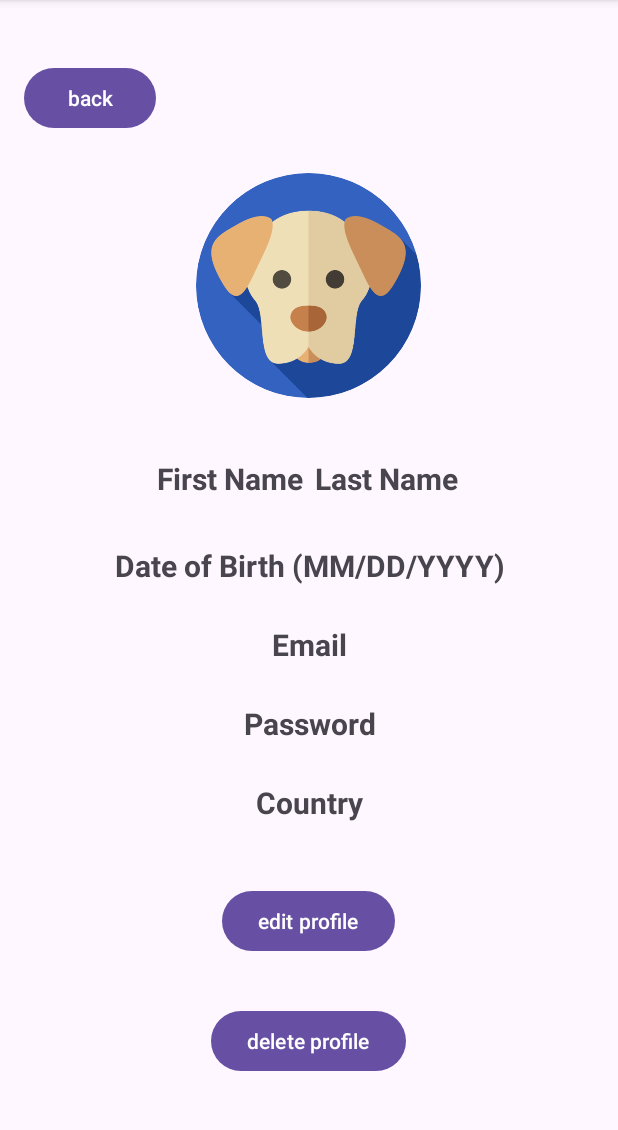
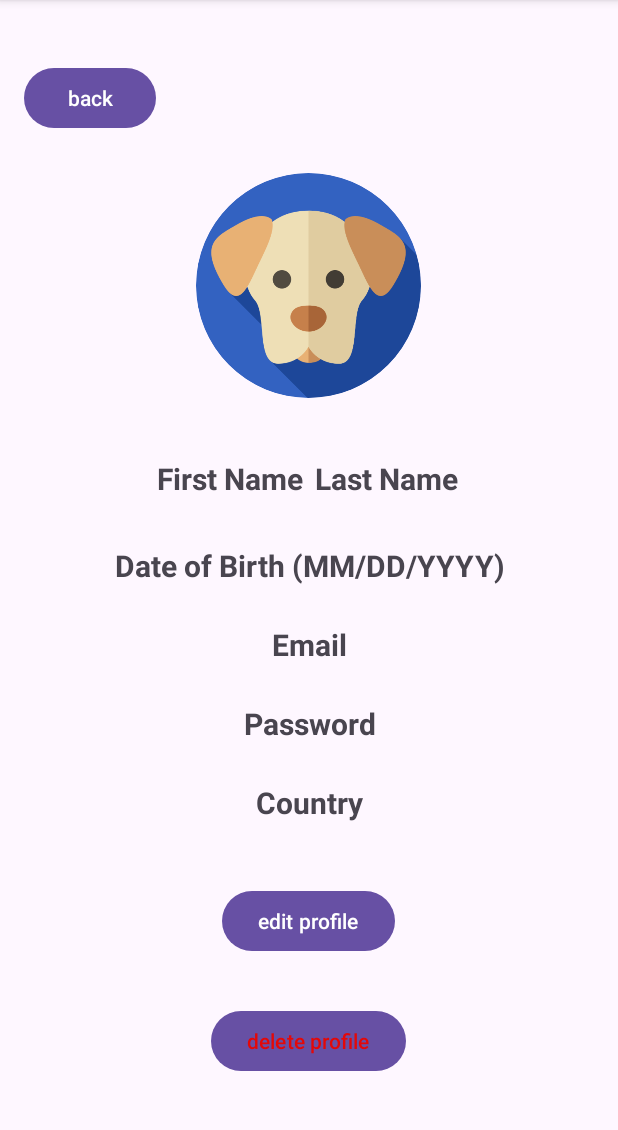
Before and after one commit to CodeByLess/491-Theragarden, an Android app: the Profile screen opened directly, with no data from a screen before it, on a phone screen of 412 x 824 dp, the part 96-1226 px from its top. Run offline under Robolectric (Android 15) with nearby library versions, the phone set to English and light mode, and no system bars; our stand-ins replace CircleImageView, Firebase (no records; nobody signed in at launch, a user with empty details on screens opened directly).

Commit message:
added delete and edit functionality plus buttons for saving edit profile

```diff
--- a/app/src/main/java/com/example/myapplication/Profile.kt
+++ b/app/src/main/java/com/example/myapplication/Profile.kt
@@ -1,22 +1,66 @@
 package com.example.myapplication
 
+import android.content.Intent
 import android.os.Bundle
 import android.widget.Button
+import android.widget.TextView
+import android.widget.Toast
 import androidx.activity.enableEdgeToEdge
 import androidx.appcompat.app.AppCompatActivity
 import androidx.core.view.ViewCompat
 import androidx.core.view.WindowInsetsCompat
+import com.example.myapplication.util.Collection.USER_COLLECTION // This must match your Registration import
+import com.google.firebase.auth.FirebaseAuth
+import com.google.firebase.firestore.FirebaseFirestore
 
 class Profile : AppCompatActivity() {
+
+    private lateinit var firebaseAuth: FirebaseAuth
+    private lateinit var db: FirebaseFirestore
+
+    private lateinit var tvFullName: TextView
+    private lateinit var tvDob: TextView
+    private lateinit var tvEmail: TextView
+    private lateinit var tvCountry: TextView
+
     override fun onCreate(savedInstanceState: Bundle?) {
         super.onCreate(savedInstanceState)
-
         enableEdgeToEdge()
         setContentView(R.layout.activity_profile)
 
-        val backButton = findViewById<Button>(R.id.btnBack)
-        backButton.setOnClickListener {
-            finish() // return to Home
+        firebaseAuth = FirebaseAuth.getInstance()
+        db = FirebaseFirestore.getInstance()
+
+        // --- 1. SETUP BUTTONS ---
+        // These R.id names MUST match your activity_profile.xml IDs
+        val btnBack = findViewById<Button>(R.id.btnBack)
+        val btnEdit = findViewById<Button>(R.id.edit)
+        val btnDelete = findViewById<Button>(R.id.delete)
+
+        // --- 2. SETUP TEXT FIELDS ---
+        tvFullName = findViewById(R.id.tvFirstName)
+        tvDob = findViewById(R.id.tvDob)
+        tvEmail = findViewById(R.id.tvEmail)
+        tvCountry = findViewById(R.id.tvCountry)
+
+        // Load data on start
+        loadUserInfo()
+
+        // --- 3. BUTTON ACTIONS ---
+
+        btnBack.setOnClickListener { finish() }
+
+        btnEdit.setOnClickListener {
+            val intent = Intent(this, ProfileEdit::class.java)
+            intent.putExtra("firstName", tvFullName.text.toString())
+            startActivity(intent)
+        }
+
+        btnDelete.setOnClickListener {
+            // DEBUG MSG: If you don't see this pop up, your button ID is wrong!
+            Toast.makeText(this, "Attempting to delete...", Toast.LENGTH_SHORT).show()
+
+            deleteAccount()
         }
 
         ViewCompat.setOnApplyWindowInsetsListener(findViewById(R.id.main)) { v, insets ->
@@ -25,4 +69,61 @@ class Profile : AppCompatActivity() {
             insets
         }
     }
+
+    // --- 4. LOAD DATA FUNCTION ---
+    private fun loadUserInfo() {
+        val user = firebaseAuth.currentUser
+        val uid = user?.uid // We get the UID from the logged-in user
+
+        if (uid != null) {
+            // We use that UID to find the document you created in Registration
+            db.collection(USER_COLLECTION).document(uid).get()
+                .addOnSuccessListener { document ->
+                    if (document != null && document.exists()) {
+                        val first = document.getString("firstName")
+                        val last = document.getString("lastName")
+                        val dob = document.getString("dateOfBirth")
+                        val country = document.getString("country")
+
+                        tvFullName.text = "$first $last"
+                        tvDob.text = dob
+                        tvEmail.text = user.email
+                        tvCountry.text = country
+                    }
+                }
+        }
+    }
+
+    // --- 5. DELETE FUNCTION (Matches your Registration logic) ---
+    private fun deleteAccount() {
+        val user = firebaseAuth.currentUser
+        val uid = user?.uid
+
+        if (uid != null) {
+            // Step 1: Delete the database entry (created in Registration)
+            db.collection(USER_COLLECTION).document(uid)
+                .delete()
+                .addOnSuccessListener {
+                    // Step 2: Delete the Login Account
+                    user.delete().addOnCompleteListener { task ->
+                        if (task.isSuccessful) {
+                            Toast.makeText(this, "Account Deleted Successfully", Toast.LENGTH_LONG).show()
+
+                            // Step 3: Send them back to Registration/Login
+                            val intent = Intent(this, Registration::class.java)
+                            // Clear the back stack so they can't go back to Profile
+                            intent.flags = Intent.FLAG_ACTIVITY_NEW_TASK or Intent.FLAG_ACTIVITY_CLEAR_TASK
+                            startActivity(intent)
+                        } else {
+                            Toast.makeText(this, "Error deleting login: ${task.exception?.message}", Toast.LENGTH_SHORT).show()
+                        }
+                    }
+                }
+                .addOnFailureListener { e ->
+                    Toast.makeText(this, "Error deleting data: ${e.message}", Toast.LENGTH_SHORT).show()
+                }
+        } else {
+            Toast.makeText(this, "No user found to delete", Toast.LENGTH_SHORT).show()
+        }
+    }
 }
--- a/app/src/main/res/layout/activity_profile.xml
+++ b/app/src/main/res/layout/activity_profile.xml
@@ -33,6 +33,7 @@
         android:orientation="horizontal">
 
         <TextView
+            android:id="@+id/tvFirstName"
             android:layout_width="0dp"
             android:layout_height="wrap_content"
             android:layout_weight="1"
@@ -42,10 +43,11 @@
             android:textStyle="bold" />
 
         <TextView
+            android:id="@+id/tvLastName"
             android:layout_width="0dp"
+
             android:layout_height="wrap_content"
             android:layout_marginStart="8dp"
-
             android:layout_marginBottom="25dp"
             android:layout_weight="1"
             android:text="@string/last_name"
@@ -54,37 +56,44 @@
     </LinearLayout>
 
     <TextView
+        android:id="@+id/tvDob"
+        android:layout_width="match_parent"
+        android:layout_height="wrap_content"
+        android:layout_marginBottom="25dp"
+        android:gravity="center"
         android:text="@string/date_of_birth_mm_dd_yyyy"
         android:textSize="20sp"
-        android:textStyle="bold"
+        android:textStyle="bold" />
+
+    <TextView
+        android:id="@+id/tvEmail"
+        android:layout_width="match_parent"
+        android:layout_height="wrap_content"
+        android:layout_marginBottom="25dp"
         android:gravity="center"
-        android:layout_marginBottom="25dp"
-        android:layout_width="match_parent"
-        android:layout_height="wrap_content" />
-    <TextView
         android:text="@string/email"
         android:textSize="20sp"
-        android:textStyle="bold"
+        android:textStyle="bold" />
+
+    <TextView
+        android:id="@+id/tvPassword"
+        android:layout_width="match_parent"
+        android:layout_height="wrap_content"
+        android:layout_marginBottom="25dp"
         android:gravity="center"
-        android:layout_marginBottom="25dp"
-        android:layout_width="match_parent"
-        android:layout_height="wrap_content" />
-    <TextView
         android:text="@string/password"
         android:textSize="20sp"
-        android:textStyle="bold"
+        android:textStyle="bold" />
+
+    <TextView
+        android:id="@+id/tvCountry"
+        android:layout_width="match_parent"
+        android:layout_height="wrap_content"
+        android:layout_marginBottom="25dp"
         android:gravity="center"
-        android:layout_marginBottom="25dp"
-        android:layout_width="match_parent"
-        android:layout_height="wrap_content" />
-    <TextView
         android:text="@string/country"
         android:textSize="20sp"
-        android:textStyle="bold"
-        android:gravity="center"
-        android:layout_marginBottom="25dp"
-        android:layout_width="match_parent"
-        android:layout_height="wrap_content" />
+        android:textStyle="bold" />
     <Button
         android:id="@+id/edit"
         android:layout_width="wrap_content"
@@ -93,13 +102,16 @@
         android:layout_margin="16dp"
         app:layout_constraintTop_toTopOf="parent"
         app:layout_constraintStart_toStartOf="parent"/>
+
     <Button
         android:id="@+id/delete"
         android:layout_width="wrap_content"
         android:layout_height="wrap_content"
+        android:layout_margin="16dp"
         android:text="@string/delete_profile"
-        android:layout_margin="16dp"
-        app:layout_constraintTop_toTopOf="parent"
-        app:layout_constraintStart_toStartOf="parent"/>
+        android:textColor="#E40808"
+        android:textColorLink="@color/purple_200"
+        app:layout_constraintStart_toStartOf="parent"
+        app:layout_constraintTop_toTopOf="parent" />
 
 </LinearLayout>
```
Also changed, not shown: app/src/main/java/com/example/myapplication/ProfileEdit.kt (+72 -0 lines), app/src/main/res/layout/activity_profile_edit.xml (+35 -0 lines).
